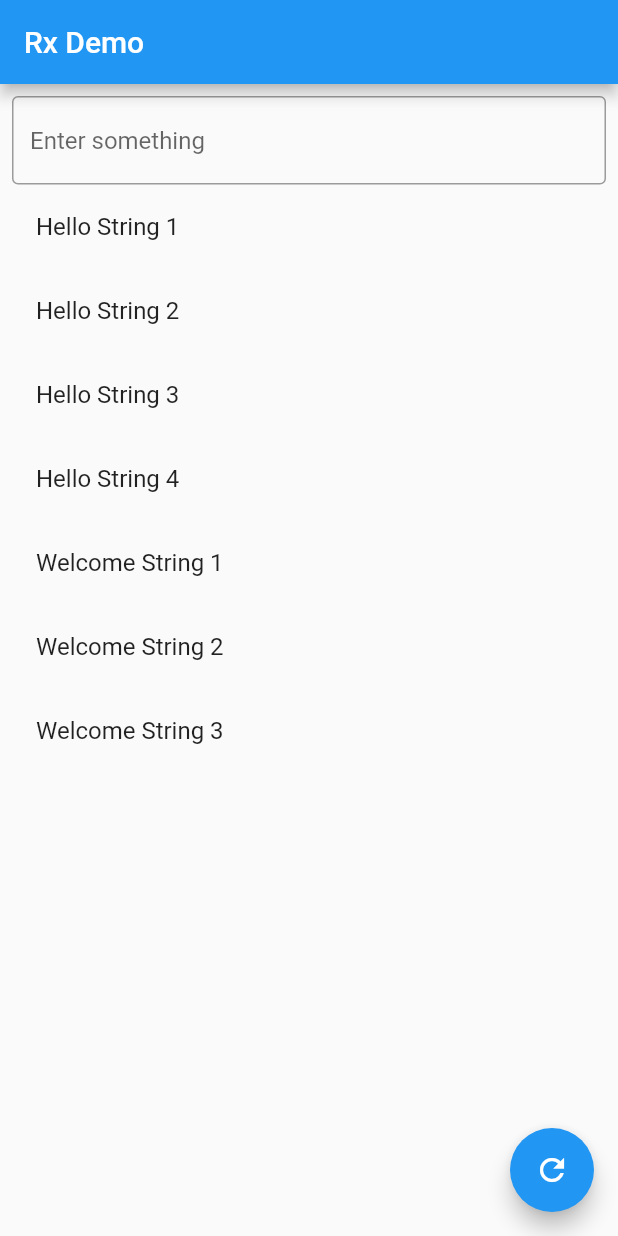
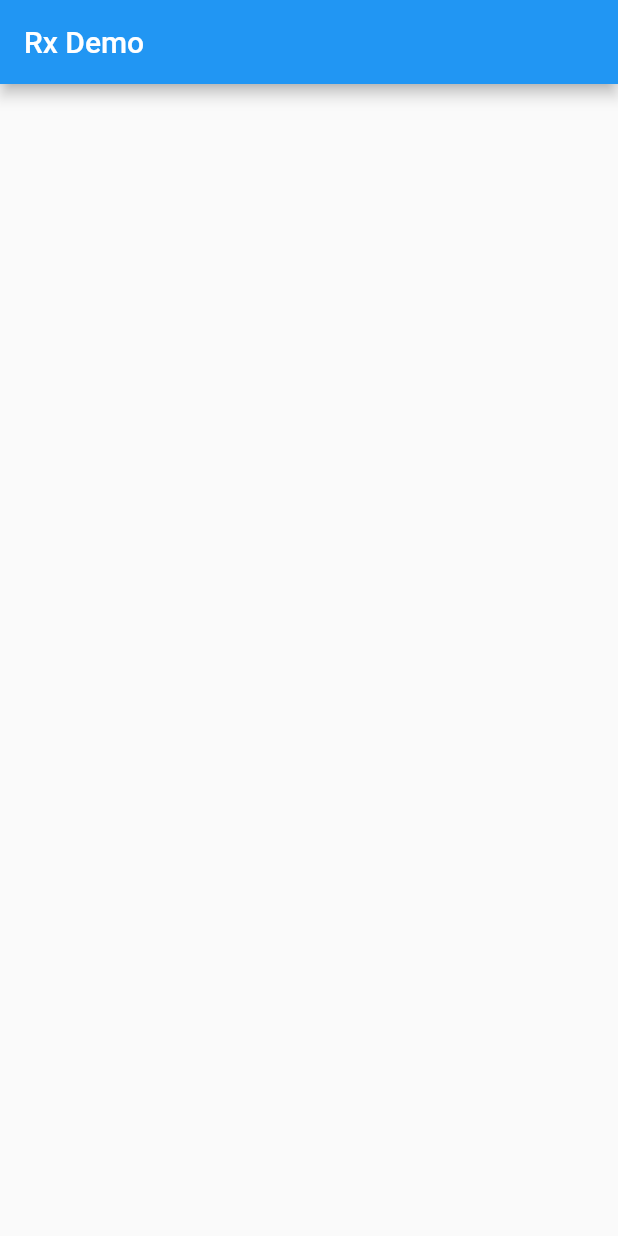
Before and after one commit to rajbahakdanyu/rxdart_tutorial, a Flutter app: the screen it shows after launch, on a phone screen of 412 x 824 dp. Run offline on Flutter 3.47's test engine with Material 2 defaults, Android fonts, the phone set to English and light mode, and no system bars.

Commit message:
Removed code

```diff
--- a/lib/main.dart
+++ b/lib/main.dart
@@ -1,8 +1,4 @@
-import 'dart:async';
-
 import 'package:flutter/material.dart';
-import 'package:rxdart/rxdart.dart';
-import 'package:rxdart_tutorial/demo.dart';
 
 void main() {
   runApp(MyApp());
@@ -28,171 +24,12 @@ class Home extends StatefulWidget {
 }
 
 class _HomeState extends State<Home> {
-  final TextEditingController _textController = TextEditingController();
-  BehaviorSubject<List<String>> streamController =
-      BehaviorSubject<List<String>>();
-
-  StreamTransformer<List<String>, List<String>> get streamTransformer =>
-      StreamTransformer<List<String>, List<String>>.fromHandlers(
-        handleData: (data, sink) {
-          if (_textController.text.length > 0) {
-            sink.add(
-                data.where((e) => e.contains(_textController.text)).toList());
-          } else {
-            sink.add(data);
-          }
-        },
-        handleError: (error, stackTrace, sink) {},
-      );
-
-  @override
-  void initState() {
-    fetchData();
-    super.initState();
-  }
-
-  @override
-  void dispose() {
-    streamController.close();
-    super.dispose();
-  }
-
   @override
   Widget build(BuildContext context) {
     return Scaffold(
-        appBar: AppBar(
-          title: Text("Rx Demo"),
-        ),
-        floatingActionButton: FloatingActionButton(
-          onPressed: () async {
-            _learnStream();
-          },
-          child: Icon(Icons.refresh),
-        ),
-        body: SingleChildScrollView(
-          child: Padding(
-            padding: const EdgeInsets.all(8.0),
-            child: Column(
-              children: <Widget>[
-                TextField(
-                  controller: _textController,
-                  decoration: InputDecoration(
-                      border: OutlineInputBorder(),
-                      hintText: "Enter something"),
-                ),
-                Container(
-                  height: 400,
-                  child: StreamBuilder(
-                    stream: streamController.transform(streamTransformer),
-                    builder: (context, snapshot) {
-                      if (snapshot.hasData) {
-                        List<String> data = snapshot.data ?? "";
-                        return ListView(
-                          children: data
-                              .map((s) => ListTile(
-                                    title: Text(s),
-                                  ))
-                              .toList(),
-                        );
-                      }
-                      return Text(snapshot.error.toString());
-                    },
-                  ),
-                ),
-              ],
-            ),
-          ),
-        ));
-  }
-
-  fetchData() async {
-    final stopwatch = Stopwatch()..start();
-    Rx.combineLatest2(fetchHelloString().asStream(),
-        fetchWelcomeString().asStream(), (a, b) => a + b).listen((event) {
-      streamController.sink.add(event);
-    });
-
-    print('executed in ${stopwatch.elapsedMilliseconds}');
-    stopwatch.stop();
-  }
-
-  _learnStream() async {
-    // var subject = StreamController.broadcast();
-    // var subject = PublishSubject<String>();
-    var subject = BehaviorSubject<String>();
-    // var subject = ReplaySubject<String>();
-
-    // subject
-    //     .map((event) => event.toUpperCase())
-    //     .map((event) => event.substring(event.length - 1))
-    //     // .map<Person>((event) => Person("PK $event"))
-    //     .map((event) => num.tryParse(event))
-    //     // .where((event) => event % 2 == 0)
-    //     // .scan((a, b, index) => a + b, 1)
-    //     // .asyncMap((event) async => await fetchWelcomeString())
-    //     // .debounceTime(Duration(milliseconds: 100))
-    //     // .bufferTime(Duration(seconds: 1))
-    //     // .defaultIfEmpty(100)
-    //     // .distinctUnique()
-    //     // .pairwise()
-
-    //     .listen((value) {
-    //   print("Added $value to 1st Sub");
-    // });
-    // RangeStream(1, 5)
-    //     .switchMap((value) => TimerStream(value, Duration(seconds: value)))
-    //     .listen((value) {
-    //   print("Added $value to 1st Sub");
-    // });
-
-    // fetchHelloString()
-    //     .asStream()
-    //     .zipWith(fetchWelcomeString().asStream(), (a, b) => a + b)
-    //     .listen((value) {
-    //   print("Added $value to 1st Sub");
-    // });
-
-    // fetchHelloString()
-    //     .asStream()
-    //     .concatWith([fetchWelcomeString().asStream()]).listen((value) {
-    //   print("Added $value to 1st Sub");
-    // });
-
-    // subject.add("Item 1");
-
-    // subject.add("Item 2");
-    // // subject.add("Item 2");
-
-    // // subject.listen((value) {
-    // //   print("Added $value to 2nd Sub");
-    // // });
-    // // await fetchSomething();
-
-    // subject.add("Item 3");
-
-    // subject.add("Item 4");
-    // subject.add("Item 5");
-
-    subject.close();
+      appBar: AppBar(
+        title: Text("Rx Demo"),
+      ),
+    );
   }
 }
-
-fetchSomething() async {
-  await Future.delayed(Duration(seconds: 2));
-}
-
-class Person {
-  final String name;
-  Person(this.name);
-
-  @override
-  String toString() {
-    return name.toString();
-  }
-}
-
-// Stream<List<String>> res1 = fetchHelloString();
-// Stream<List<String>> res2 = fetchWelcomeString();
-// res1.mergeWith([res2]).listen((item) {
-//   print("Added $item to 1st stream");
-// });
```
